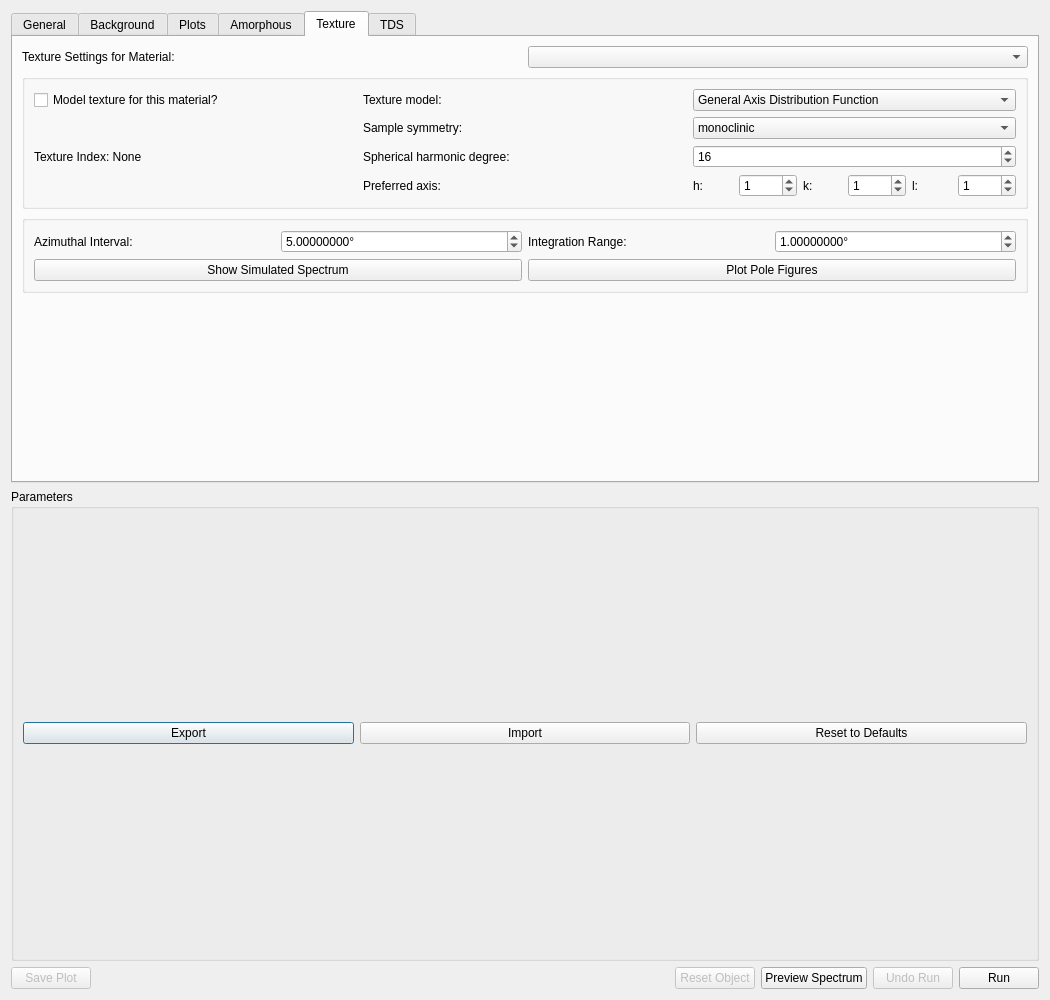
Qt form hexrdgui/resources/ui/wppf_options_dialog.ui (HEXRD/hexrdgui) before a commit.
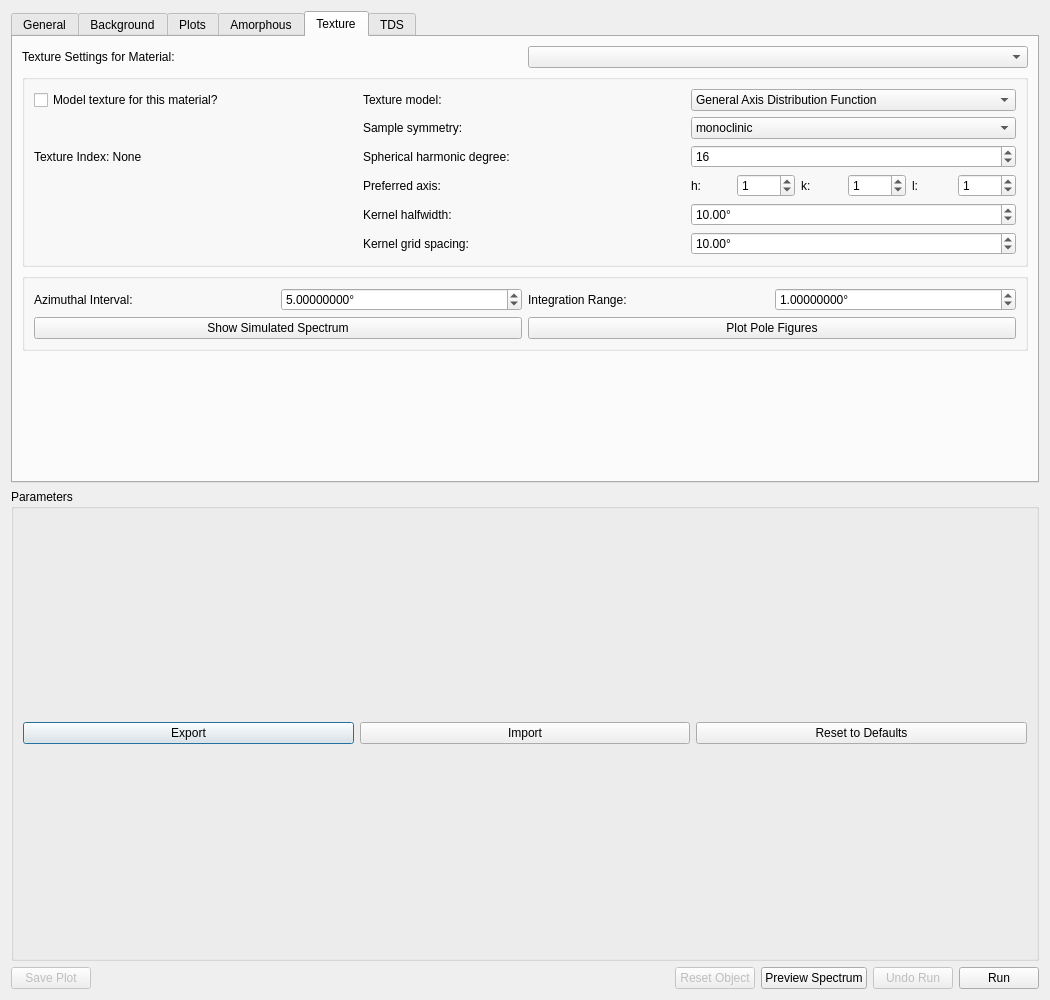
The same form after that commit. The open tabs and pages were chosen to show the change. Icons and pictures are not drawn. Custom widgets are drawn as their Qt base class.

Commit message: hook up radial basis function rietveld refinement in the gui. useful for single crystal phase fraction estimations.

```diff
--- a/hexrdgui/resources/ui/wppf_options_dialog.ui
+++ b/hexrdgui/resources/ui/wppf_options_dialog.ui
@@ -662,6 +662,11 @@
                 <string>March-Dollase</string>
                </property>
               </item>
+              <item>
+               <property name="text">
+                <string>De la Vallée Poussin Kernels (Radial Basis Functions)</string>
+               </property>
+              </item>
              </widget>
             </item>
             <item row="1" column="1">
@@ -765,6 +770,76 @@
               </item>
              </layout>
             </item>
+            <item row="4" column="1">
+             <widget class="QLabel" name="texture_kernel_halfwidth_label">
+              <property name="text">
+               <string>Kernel halfwidth:</string>
+              </property>
+             </widget>
+            </item>
+            <item row="4" column="2">
+             <widget class="QDoubleSpinBox" name="texture_kernel_halfwidth">
+              <property name="toolTip">
+               <string>Angle at which each kernel falls to half its maximum. Sets the sharpest texture feature the model can represent.</string>
+              </property>
+              <property name="keyboardTracking">
+               <bool>false</bool>
+              </property>
+              <property name="suffix">
+               <string>°</string>
+              </property>
+              <property name="decimals">
+               <number>2</number>
+              </property>
+              <property name="minimum">
+               <double>0.500000000000000</double>
+              </property>
+              <property name="maximum">
+               <double>45.000000000000000</double>
+              </property>
+              <property name="singleStep">
+               <double>0.500000000000000</double>
+              </property>
+              <property name="value">
+               <double>10.000000000000000</double>
+              </property>
+             </widget>
+            </item>
+            <item row="5" column="1">
+             <widget class="QLabel" name="texture_kernel_grid_spacing_label">
+              <property name="text">
+               <string>Kernel grid spacing:</string>
+              </property>
+             </widget>
+            </item>
+            <item row="5" column="2">
+             <widget class="QDoubleSpinBox" name="texture_kernel_grid_spacing">
+              <property name="toolTip">
+               <string>Average spacing of the kernel centres in the fundamental zone. A spacing of 2/3 to 1 times the halfwidth is a good choice.</string>
+              </property>
+              <property name="keyboardTracking">
+               <bool>false</bool>
+              </property>
+              <property name="suffix">
+               <string>°</string>
+              </property>
+              <property name="decimals">
+               <number>2</number>
+              </property>
+              <property name="minimum">
+               <double>0.500000000000000</double>
+              </property>
+              <property name="maximum">
+               <double>45.000000000000000</double>
+              </property>
+              <property name="singleStep">
+               <double>0.500000000000000</double>
+              </property>
+              <property name="value">
+               <double>10.000000000000000</double>
+              </property>
+             </widget>
+            </item>
            </layout>
           </widget>
          </item>
```
Left out of the diff: 2 changed lines with no effect on the pictures. The commit also changes 3 other files.
